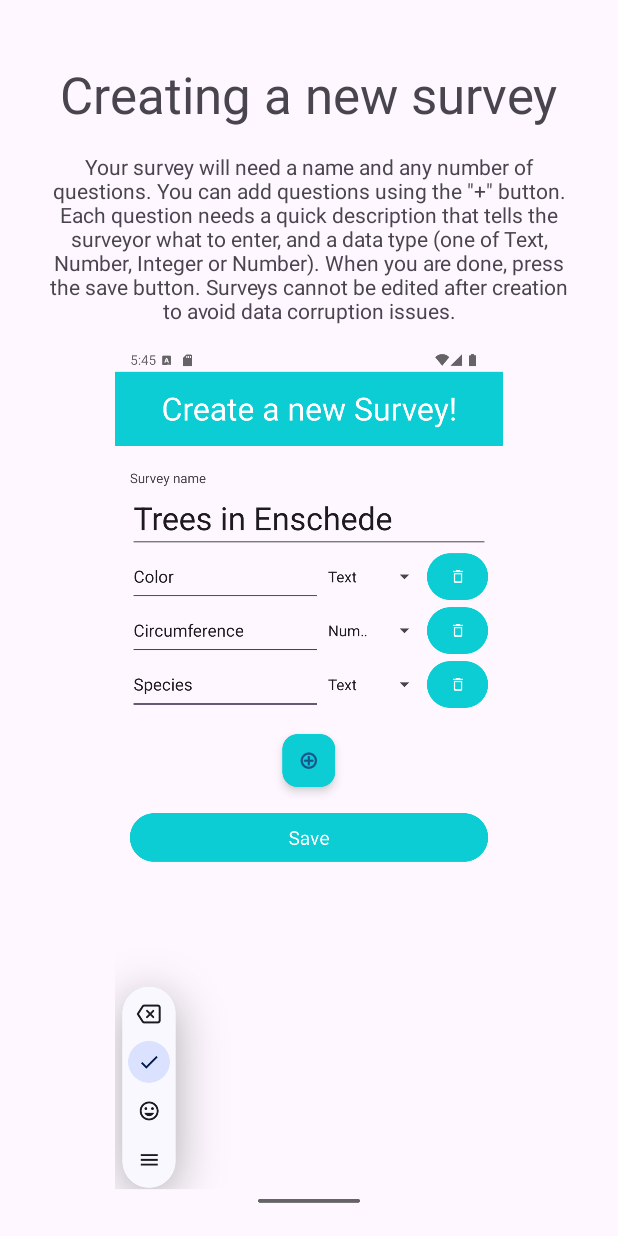
After one commit to jorikvanveen/htht-gis-gnss-project, an Android app: the fragment TutorialP4 shown on its own in the app's theme, on a phone screen of 412 x 824 dp. The commit adds this screen. Run offline under Robolectric (Android 15) with nearby library versions, the phone set to English and light mode, and no system bars; Roboto replaces fonts that are not available here.

Commit message:
Finish tutorial

```diff
--- /dev/null
+++ b/app/src/main/java/com/example/gnss/TutorialP4.java
@@ -0,0 +1,59 @@
+package com.example.gnss;
+
+import android.os.Bundle;
+
+import androidx.fragment.app.Fragment;
+
+import android.view.LayoutInflater;
+import android.view.View;
+import android.view.ViewGroup;
+
+/**
+ * A simple {@link Fragment} subclass.
+ * Use the {@link TutorialP4#newInstance} factory method to
+ * create an instance of this fragment.
+ */
+public class TutorialP4 extends Fragment {
+
+    // TODO: Rename parameter arguments, choose names that match
+    // the fragment initialization parameters, e.g. ARG_ITEM_NUMBER
+    private static final String ARG_PARAM1 = "param1";
+    private static final String ARG_PARAM2 = "param2";
+
+    // TODO: Rename and change types of parameters
+    private String mParam1;
+    private String mParam2;
+
+    public TutorialP4() {
+        // Required empty public constructor
+    }
+
+    /**
+     * Use this factory method to create a new instance of
+     * this fragment using the provided parameters.
+     *
+     * @param param1 Parameter 1.
+     * @param param2 Parameter 2.
+     * @return A new instance of fragment TutorialP4.
+     */
+    // TODO: Rename and change types and number of parameters
+    public static TutorialP4 newInstance() {
+        return new TutorialP4();
+    }
+
+    @Override
+    public void onCreate(Bundle savedInstanceState) {
+        super.onCreate(savedInstanceState);
+        if (getArguments() != null) {
+            mParam1 = getArguments().getString(ARG_PARAM1);
+            mParam2 = getArguments().getString(ARG_PARAM2);
+        }
+    }
+
+    @Override
+    public View onCreateView(LayoutInflater inflater, ViewGroup container,
+                             Bundle savedInstanceState) {
+        // Inflate the layout for this fragment
+        return inflater.inflate(R.layout.fragment_tutorial_p4, container, false);
+    }
+}
--- /dev/null
+++ b/app/src/main/res/layout/fragment_tutorial_p4.xml
@@ -0,0 +1,50 @@
+<?xml version="1.0" encoding="utf-8"?>
+<androidx.constraintlayout.widget.ConstraintLayout xmlns:android="http://schemas.android.com/apk/res/android"
+    xmlns:app="http://schemas.android.com/apk/res-auto"
+    xmlns:tools="http://schemas.android.com/tools"
+    android:id="@+id/frameLayout3"
+    android:layout_width="match_parent"
+    android:layout_height="match_parent"
+    tools:context=".TutorialP3">
+
+    <!-- TODO: Update blank fragment layout -->
+
+    <TextView
+        android:id="@+id/textView10"
+        android:layout_width="wrap_content"
+        android:layout_height="wrap_content"
+        android:layout_marginTop="40dp"
+        android:text="Creating a new survey"
+        android:textAppearance="@style/TextAppearance.AppCompat.Display1"
+        app:layout_constraintEnd_toEndOf="parent"
+        app:layout_constraintStart_toStartOf="parent"
+        app:layout_constraintTop_toTopOf="parent" />
+
+    <TextView
+        android:id="@+id/textView11"
+        android:layout_width="0dp"
+        android:layout_height="wrap_content"
+        android:layout_marginStart="32dp"
+        android:layout_marginTop="16dp"
+        android:layout_marginEnd="32dp"
+        android:gravity="center"
+        android:text="Your survey will need a name and any number of questions. You can add questions using the &quot;+&quot; button. Each question needs a quick description that tells the surveyor what to enter, and a data type (one of Text, Number, Integer or Number). When you are done, press the save button. Surveys cannot be edited after creation to avoid data corruption issues."
+        app:layout_constraintEnd_toEndOf="parent"
+        app:layout_constraintStart_toStartOf="parent"
+        app:layout_constraintTop_toBottomOf="@+id/textView10" />
+
+    <ImageView
+        android:id="@+id/imageView2"
+        android:layout_width="0dp"
+        android:layout_height="0dp"
+        android:layout_marginStart="16dp"
+        android:layout_marginTop="16dp"
+        android:layout_marginEnd="16dp"
+        android:layout_marginBottom="16dp"
+        android:src="@drawable/creating"
+        app:layout_constraintBottom_toBottomOf="parent"
+        app:layout_constraintEnd_toEndOf="parent"
+        app:layout_constraintStart_toStartOf="parent"
+        app:layout_constraintTop_toBottomOf="@+id/textView11" />
+
+</androidx.constraintlayout.widget.ConstraintLayout>
```
Also changed, not shown: app/src/main/java/com/example/gnss/Tutorial.java (+9 -1 lines), app/src/main/java/com/example/gnss/TutorialP5.java (added, +59 -0 lines), app/src/main/java/com/example/gnss/TutorialP6.java (added, +59 -0 lines), app/src/main/java/com/example/gnss/TutorialP7.java (added, +59 -0 lines), app/src/main/java/com/example/gnss/TutorialP8.java (added, +59 -0 lines), app/src/main/java/com/example/gnss/TutorialP9.java (added, +83 -0 lines), app/src/main/res/layout/fragment_tutorial_p3.xml (+15 -3 lines), app/src/main/res/layout/fragment_tutorial_p5.xml (added, +50 -0 lines), app/src/main/res/layout/fragment_tutorial_p6.xml (added, +50 -0 lines), app/src/main/res/layout/fragment_tutorial_p7.xml (added, +50 -0 lines), app/src/main/res/layout/fragment_tutorial_p8.xml (added, +53 -0 lines), app/src/main/res/layout/fragment_tutorial_p9.xml (added, +42 -0 lines), app/src/main/res/drawable/start_create_hl.png (added).
